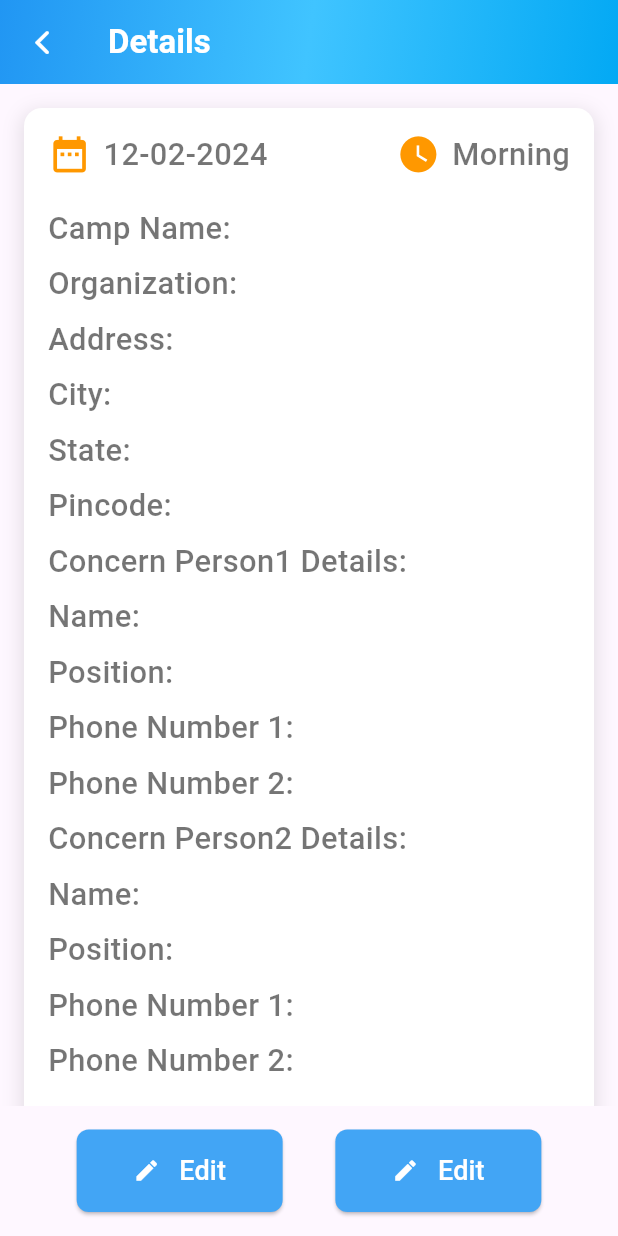
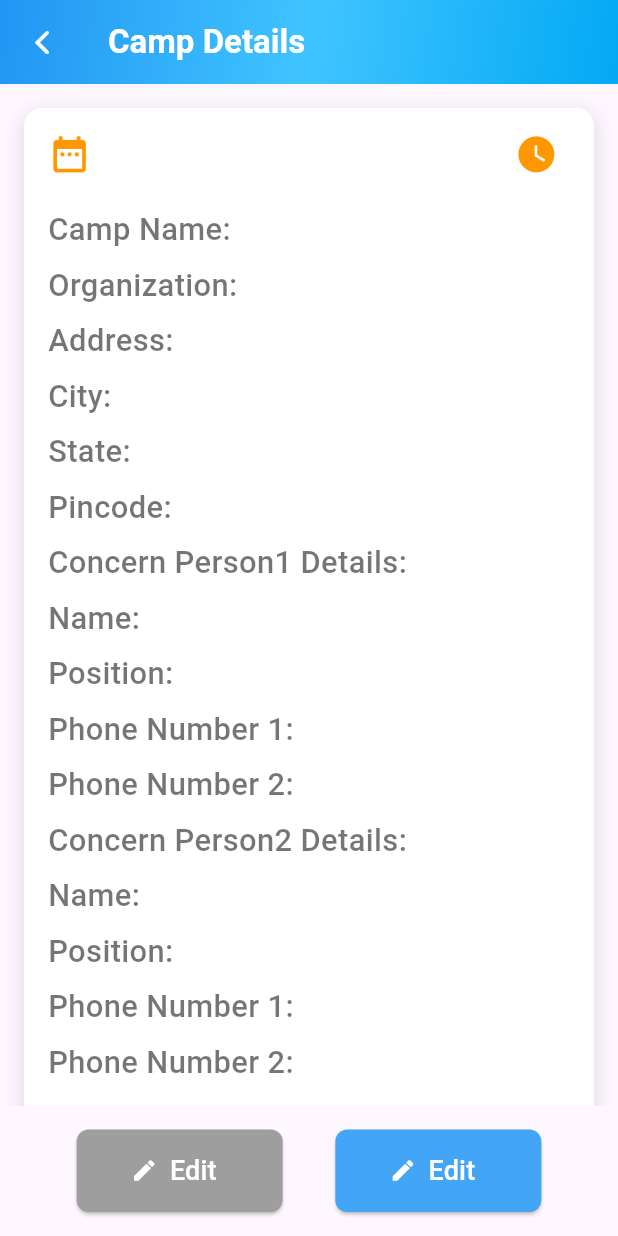
Before and after one commit to FoxtonResearchTech/camp_organizer, a Flutter app: the EventDetailsPage screen opened directly with empty values, on a phone screen of 412 x 824 dp. Run offline on Flutter 3.47's test engine with Material 3 defaults, Android fonts, the light colour scheme and no system bars; our stand-ins replace bloc, cloud_firestore, curved_navigation_bar, firebase_auth, firebase_core, fl_chart and 5 more; accounts and stored records are empty.

Commit message:
camp_status

```diff
--- a/lib/bloc/AddEvent/event_event.dart
+++ b/lib/bloc/AddEvent/event_event.dart
@@ -2,12 +2,20 @@ abstract class EventEvent {}
 
 class SubmitForm extends EventEvent {
   final String campName;
+  final String campDate;
+  final String campTime;
   final String organization;
   final String address;
   final String city;
   final String state;
   final String pincode;
   final String name;
+  final String position;
+  final String position2;
+  final String campPlanType;
+  final String roadAccess;
+  final String waterAvailability;
+  final String lastCampDone;
   final String phoneNumber1;
   final String phoneNumber2;
   final String name2;
@@ -17,7 +25,15 @@ class SubmitForm extends EventEvent {
   final String noOfPatientExpected;
 
   SubmitForm({
+    required this.position2,
+    required this.campPlanType,
+    required this.roadAccess,
+    required this.waterAvailability,
+    required this.lastCampDone,
     required this.campName,
+    required this.campDate,
+    required this.campTime,
+    required this.position,
     required this.organization,
     required this.address,
     required this.city,
--- a/lib/main.dart
+++ b/lib/main.dart
@@ -11,6 +11,7 @@ import 'bloc/Status/status_bloc.dart';
 import 'bloc/auth/auth_bloc.dart';
 import 'firebase_options.dart';
 import 'repository/auth_repository.dart';
+import 'services/notification/email_notification.dart';
 
 void main() async {
   WidgetsFlutterBinding.ensureInitialized();
@@ -54,8 +55,7 @@ class MyApp extends StatelessWidget {
           primarySwatch: Colors.blue,
         ),
 
-        home:
-            CurvedBottomNavigationBar(), // Starting screen is the splash screen
+        home: SendEmailPage(), // Starting screen is the splash screen
 
         //  home: PdfPage(),
       ),
--- a/lib/presentation/Event/event_details.dart
+++ b/lib/presentation/Event/event_details.dart
@@ -1,23 +1,67 @@
 import 'package:flutter/cupertino.dart';
 import 'package:flutter/material.dart';
+import 'package:flutter/scheduler.dart';
+import 'package:flutter/animation.dart';
 
 import '../../utils/app_colors.dart';
 
-class EventDetailsPage extends StatelessWidget {
+class EventDetailsPage extends StatefulWidget {
   final Map<String, dynamic> employee;
 
   const EventDetailsPage({Key? key, required this.employee}) : super(key: key);
 
   @override
+  _EventDetailsPageState createState() => _EventDetailsPageState();
+}
+
+class _EventDetailsPageState extends State<EventDetailsPage>
+    with SingleTickerProviderStateMixin {
+  late AnimationController _controller;
+  late Animation<Offset> _slideAnimation;
+  late Animation<double> _fadeAnimation;
+  late Animation<double> _buttonScaleAnimation;
+  late Animation<double> _buttonFadeAnimation;
+
+  @override
+  void initState() {
+    super.initState();
+    _controller = AnimationController(
+      duration: const Duration(milliseconds: 500),
+      vsync: this,
+    );
+
+    _slideAnimation = Tween<Offset>(
+      begin: const Offset(0, 0.1), // Slide from slightly below
+      end: Offset.zero,
+    ).animate(CurvedAnimation(parent: _controller, curve: Curves.easeOut));
+
+    _fadeAnimation = CurvedAnimation(parent: _controller, curve: Curves.easeIn);
+    _buttonScaleAnimation = Tween<double>(begin: 0.9, end: 1.0).animate(
+      CurvedAnimation(parent: _controller, curve: Curves.easeInOut),
+    );
+    _buttonFadeAnimation = CurvedAnimation(parent: _controller, curve: Curves.easeInOut);
+
+    // Start the animation when the page loads
+    SchedulerBinding.instance.addPostFrameCallback((_) {
+      _controller.forward();
+    });
+  }
+
+  @override
+  void dispose() {
+    _controller.dispose();
+    super.dispose();
+  }
+
+  @override
   Widget build(BuildContext context) {
-    // Screen size parameters
     double screenWidth = MediaQuery.of(context).size.width;
     double screenHeight = MediaQuery.of(context).size.height;
 
     return Scaffold(
       appBar: AppBar(
         title: const Text(
-          'Details',
+          'Camp Details',
           style: TextStyle(
               color: Colors.white, fontSize: 22, fontWeight: FontWeight.bold),
         ),
@@ -28,10 +72,9 @@ class EventDetailsPage extends StatelessWidget {
           icon: const Icon(
             CupertinoIcons.back,
             color: Colors.white,
-          ), // iOS back button icon
+          ),
           onPressed: () {
-            Navigator.pop(
-                context); // Pop the current page from the navigation stack
+            Navigator.pop(context);
           },
         ),
         flexibleSpace: Container(
@@ -47,9 +90,12 @@ class EventDetailsPage extends StatelessWidget {
       body: SingleChildScrollView(
         child: Padding(
           padding: const EdgeInsets.all(16.0),
+          child: FadeTransition(
+            opacity: _fadeAnimation,
+            child: SlideTransition(
+              position: _slideAnimation,
               child: Container(
                 padding: const EdgeInsets.all(16.0),
-            height: screenHeight, // Responsive height
                 width: double.infinity,
                 decoration: BoxDecoration(
                   borderRadius: BorderRadius.circular(12),
@@ -75,17 +121,15 @@ class EventDetailsPage extends StatelessWidget {
                             Icon(
                               Icons.date_range,
                               size: screenWidth * 0.07,
-                          // Responsive icon size
-                          color: Colors.orange, // Icon color
+                              color: Colors.orange,
                             ),
                             const SizedBox(width: 8),
                             Text(
-                          '12-02-2024',
+                              widget.employee['campDate'],
                               style: TextStyle(
                                 fontWeight: FontWeight.w500,
                                 color: Colors.black54,
-                            fontSize:
-                                screenWidth * 0.05, // Responsive font size
+                                fontSize: screenWidth * 0.05,
                               ),
                             ),
                           ],
@@ -95,17 +139,15 @@ class EventDetailsPage extends StatelessWidget {
                             Icon(
                               Icons.watch_later,
                               size: screenWidth * 0.07,
-                          // Responsive icon size
-                          color: Colors.orange, // Icon color
+                              color: Colors.orange,
                             ),
                             const SizedBox(width: 8),
                             Text(
-                          'Morning',
+                              widget.employee['campTime'],
                               style: TextStyle(
                                 fontWeight: FontWeight.w500,
                                 color: Colors.black54,
-                            fontSize:
-                                screenWidth * 0.05, // Responsive font size
+                                fontSize: screenWidth * 0.05,
                               ),
                             ),
                           ],
@@ -113,30 +155,10 @@ class EventDetailsPage extends StatelessWidget {
                       ],
                     ),
                     const SizedBox(height: 20),
-                _buildDetailRow('Camp Name', employee['campName'], screenWidth),
-                _buildDetailRow(
-                    'Organization', employee['organization'], screenWidth),
-                _buildDetailRow('Address', employee['address'], screenWidth),
-                _buildDetailRow('City', employee['city'], screenWidth),
-                _buildDetailRow('State', employee['state'], screenWidth),
-                _buildDetailRow('Pincode', employee['pincode'], screenWidth),
-                _buildDetailRow('Concern Person1 Details',
-                    employee['Concern Person1 Details'], screenWidth),
-                _buildDetailRow('Name', employee['Name'], screenWidth),
-                _buildDetailRow('Position', employee['Position'], screenWidth),
-                _buildDetailRow(
-                    'Phone Number 1', employee['Phone Number 1'], screenWidth),
-                _buildDetailRow(
-                    'Phone Number 2', employee['Phone Number 2'], screenWidth),
-                _buildDetailRow('Concern Person2 Details',
-                    employee['Concern Person2 Details'], screenWidth),
-                _buildDetailRow('Name', employee['Name'], screenWidth),
-                _buildDetailRow('Position', employee['Position'], screenWidth),
-                _buildDetailRow(
-                    'Phone Number 1', employee['Phone Number 1'], screenWidth),
-                _buildDetailRow(
-                    'Phone Number 2', employee['Phone Number 2'], screenWidth),
+                    ..._buildDetailRows(screenWidth),
                   ],
+                ),
+              ),
             ),
           ),
         ),
@@ -146,51 +168,53 @@ class EventDetailsPage extends StatelessWidget {
         child: Row(
           mainAxisAlignment: MainAxisAlignment.spaceEvenly,
           children: [
-            SizedBox(
+            ScaleTransition(
+              scale: _buttonScaleAnimation,
+              child: FadeTransition(
+                opacity: _buttonFadeAnimation,
+                child: SizedBox(
                   width: screenWidth / 3,
                   height: screenHeight / 15,
                   child: ElevatedButton.icon(
-                icon: const Icon(Icons.edit),
+                    icon: const Icon(Icons.edit,color: Colors.white,),
                     onPressed: () {},
                     style: ElevatedButton.styleFrom(
-                  iconColor: Colors.white,
-                  padding:
-                      const EdgeInsets.symmetric(horizontal: 5, vertical: 5),
+                      backgroundColor: widget.employee['campStatus'] == 'Waiting'
+                          ? AppColors.accentBlue
+                          : Colors.grey,
+                      shape: RoundedRectangleBorder(
+                        borderRadius: BorderRadius.circular(8),
+                      ),
+                    ),
+                    label: const Text(
+                      "Edit",
+                      style: TextStyle(fontSize: 18, color: Colors.white),
+                    ),
+                  ),
+                ),
+              ),
+            ),
+            ScaleTransition(
+              scale: _buttonScaleAnimation,
+              child: FadeTransition(
+                opacity: _buttonFadeAnimation,
+                child: SizedBox(
+                  width: screenWidth / 3,
+                  height: screenHeight / 15,
+                  child: ElevatedButton.icon(
+                    icon: const Icon(Icons.edit,color: Colors.white,),
+                    onPressed: () {},
+                    style: ElevatedButton.styleFrom(
                       backgroundColor: AppColors.accentBlue,
                       shape: RoundedRectangleBorder(
                         borderRadius: BorderRadius.circular(8),
                       ),
                     ),
                     label: const Text(
-                  " Edit",
-                  style: TextStyle(
-                      fontSize: 18,
-                      color: Colors.white,
-                      fontWeight: FontWeight.w500),
+                      "Edit",
+                      style: TextStyle(fontSize: 18, color: Colors.white),
                     ),
                   ),
-            ),
-            SizedBox(
-              width: screenWidth / 3,
-              height: screenHeight / 15,
-              child: ElevatedButton.icon(
-                icon: const Icon(Icons.edit),
-                onPressed: () {},
-                style: ElevatedButton.styleFrom(
-                  iconColor: Colors.white,
-                  padding:
-                      const EdgeInsets.symmetric(horizontal: 5, vertical: 5),
-                  backgroundColor: AppColors.accentBlue,
-                  shape: RoundedRectangleBorder(
-                    borderRadius: BorderRadius.circular(8),
-                  ),
-                ),
-                label: const Text(
-                  " Edit",
-                  style: TextStyle(
-                      fontSize: 18,
-                      color: Colors.white,
-                      fontWeight: FontWeight.w500),
                 ),
               ),
             ),
@@ -200,8 +224,33 @@ class EventDetailsPage extends StatelessWidget {
     );
   }
 
+  List<Widget> _buildDetailRows(double screenWidth) {
+    return [
+      _buildDetailRow('Camp Name', widget.employee['campName'], screenWidth),
+      _buildDetailRow('Organization', widget.employee['organization'], screenWidth),
+      _buildDetailRow('Address', widget.employee['address'], screenWidth),
+      _buildDetailRow('City', widget.employee['city'], screenWidth),
+      _buildDetailRow('State', widget.employee['state'], screenWidth),
+      _buildDetailRow('Pincode', widget.employee['pincode'], screenWidth),
+      _buildDetailRow('Concern Person1 Details', widget.employee['Concern Person1 Details'], screenWidth),
+      _buildDetailRow('Name', widget.employee['Name'], screenWidth),
+      _buildDetailRow('Position', widget.employee['Position'], screenWidth),
+      _buildDetailRow('Phone Number 1', widget.employee['Phone Number 1'], screenWidth),
+      _buildDetailRow('Phone Number 2', widget.employee['Phone Number 2'], screenWidth),
+      _buildDetailRow('Concern Person2 Details', widget.employee['Concern Person2 Details'], screenWidth),
+      _buildDetailRow('Name', widget.employee['Name'], screenWidth),
+      _buildDetailRow('Position', widget.employee['Position'], screenWidth),
+      _buildDetailRow('Phone Number 1', widget.employee['Phone Number 1'], screenWidth),
+      _buildDetailRow('Phone Number 2', widget.employee['Phone Number 2'], screenWidth),
+    ];
+  }
+
   Widget _buildDetailRow(String label, String? value, double screenWidth) {
-    return Padding(
+    return FadeTransition(
+      opacity: _fadeAnimation,
+      child: SlideTransition(
+        position: _slideAnimation,
+        child: Padding(
           padding: const EdgeInsets.only(bottom: 8.0),
           child: Row(
             children: [
@@ -210,12 +259,14 @@ class EventDetailsPage extends StatelessWidget {
                 style: TextStyle(
                   fontWeight: FontWeight.w500,
                   color: Colors.black54,
-              fontSize: screenWidth * 0.05, // Responsive font size
+                  fontSize: screenWidth * 0.05,
                 ),
               ),
               Text(value ?? 'N/A'),
             ],
           ),
+        ),
+      ),
     );
   }
 }
```
Also changed, not shown: lib/bloc/AddEvent/event_bloc.dart (+21 -7 lines), lib/bloc/Status/status_bloc.dart (+21 -6 lines), lib/presentation/Event/add_event.dart (+50 -23 lines), lib/presentation/dashboard/camp_organizer.dart (+7 -7 lines), lib/services/notification/email_notification.dart (added, +116 -0 lines). Lines whose indentation alone changed are shown as unchanged.
